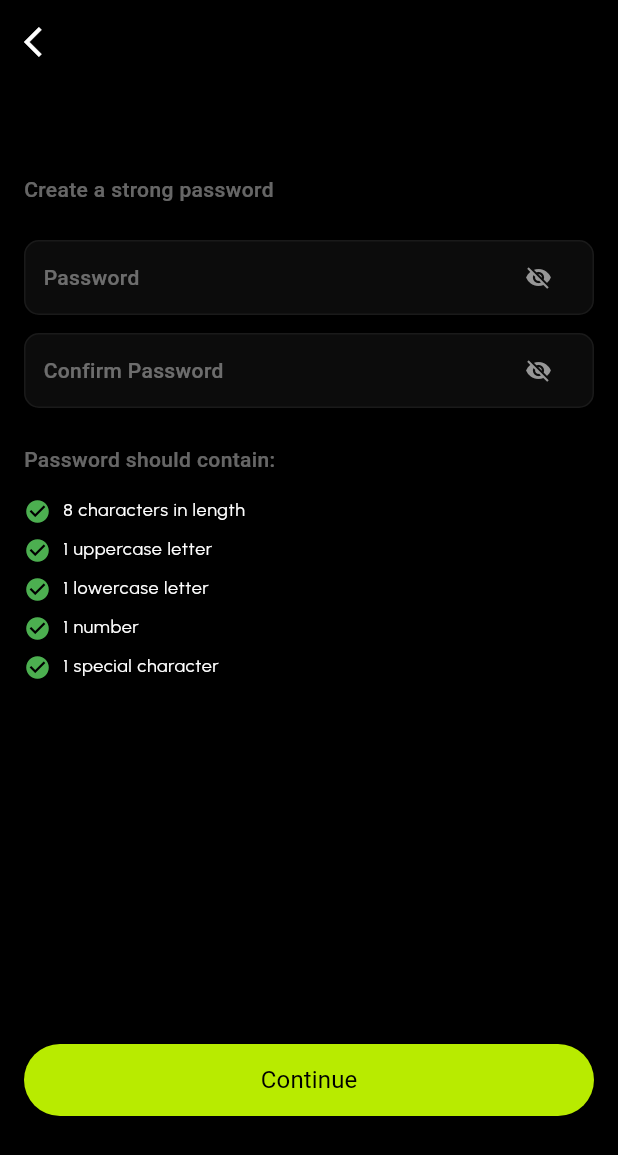
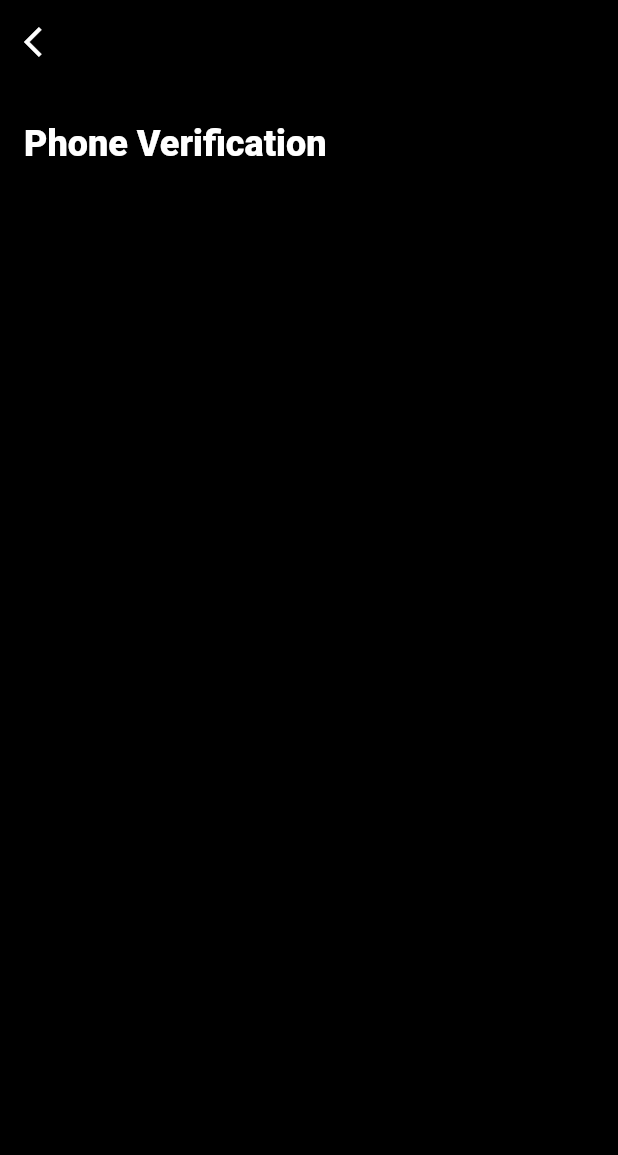
Before and after one commit to salmanbashar1009/malooz, a Flutter app: the CreatePasswordScreen screen opened by its route, after a tap on "Continue", on a phone screen of 412 x 824 dp. Shown: the top 1155 px of the screen. Run offline on Flutter 3.47's test engine with Material 3 defaults, Android fonts, the phone set to English and light mode, and no system bars; our stand-ins replace equatable, flutter_bloc, google_fonts, intl_phone_field.

Commit message:
phone verification screen added

```diff
--- a/lib/core/route_config/app_routes.dart
+++ b/lib/core/route_config/app_routes.dart
@@ -1,6 +1,7 @@
 import 'package:flutter/cupertino.dart';
 import 'package:malooz/core/route_config/route_names.dart';
 import 'package:malooz/features/Auth/sign_up/ui/screens/create_password_screen.dart';
+import 'package:malooz/features/Auth/sign_up/ui/screens/phone_verificaton_screen.dart';
 import 'package:malooz/features/Auth/sign_up/ui/screens/sign_up_screen.dart';
 import '../../features/Auth/login/ui/screens/login_screen.dart';
 import '../../features/onboarding/ui/screens/onboarding_screen.dart';
@@ -11,5 +12,6 @@ class AppRoutes{
    RouteNames.loginScreen: (context) => const LoginScreen(),
    RouteNames.signUpScreen: (context) => const SignUpScreen(),
    RouteNames.createPasswordScreen: (context) => const CreatePasswordScreen(),
+   RouteNames.phoneVerificationScreen: (context) => const PhoneVerificatonScreen(),
  };
 }
--- a/lib/core/route_config/route_names.dart
+++ b/lib/core/route_config/route_names.dart
@@ -3,4 +3,5 @@ class RouteNames{
   static const String loginScreen = '/loginScreen';
   static const String signUpScreen = '/signUpScreen';
   static const String createPasswordScreen = '/createPasswordScreen';
+  static const String phoneVerificationScreen = '/phoneVerificationScreen';
 }
--- a/lib/features/Auth/sign_up/ui/screens/create_password_screen.dart
+++ b/lib/features/Auth/sign_up/ui/screens/create_password_screen.dart
@@ -2,6 +2,7 @@ import 'package:flutter/material.dart';
 import 'package:malooz/core/constant/app_padding.dart';
 import 'package:malooz/features/Auth/shared_widgets/password_input_field.dart';
 
+import '../../../../../core/route_config/route_names.dart';
 import '../../../../../core/utls/utls.dart';
 import '../widgets/password_requirements.dart';
 
@@ -33,7 +34,9 @@ class CreatePasswordScreen extends StatelessWidget {
             const SizedBox(height: 12,),
             PasswordRequirements(),
             const Spacer(),
-            Utils.primaryButton(title: "Continue", onPressed: () {}),
+            Utils.primaryButton(title: "Continue", onPressed: () {
+              Navigator.pushNamed(context, RouteNames.phoneVerificationScreen);
+            }),
             const SizedBox(height: 80,),
           ],
         ),
--- /dev/null
+++ b/lib/features/Auth/sign_up/ui/screens/phone_verificaton_screen.dart
@@ -0,0 +1,27 @@
+import 'package:flutter/material.dart';
+import 'package:malooz/core/constant/app_padding.dart';
+
+import '../../../../../core/utls/utls.dart';
+
+class PhoneVerificatonScreen extends StatelessWidget {
+  const PhoneVerificatonScreen({super.key});
+
+  @override
+  Widget build(BuildContext context) {
+    final textTheme = Theme.of(context).textTheme;
+    return Scaffold(
+      appBar: AppBar(
+        leading: Utils.backButton(onTap: () {}),
+      ),
+      body: SafeArea(child: Padding(
+        padding: AppPadding.horizontal16,
+        child: Column(
+          children: [
+            const SizedBox(height: 24,),
+            Text("Phone Verification", style: textTheme.headlineSmall,)
+          ],
+        ),
+      ))
+    );
+  }
+}
```
